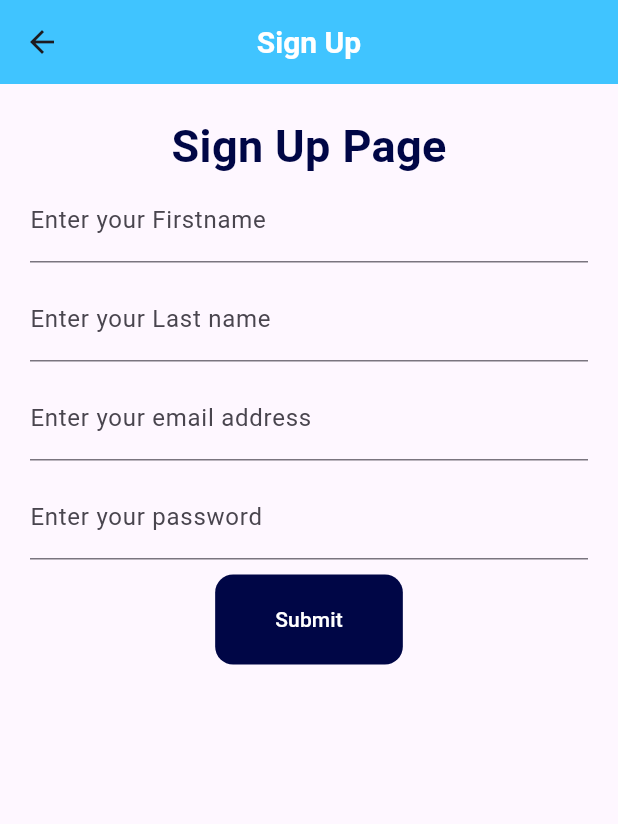
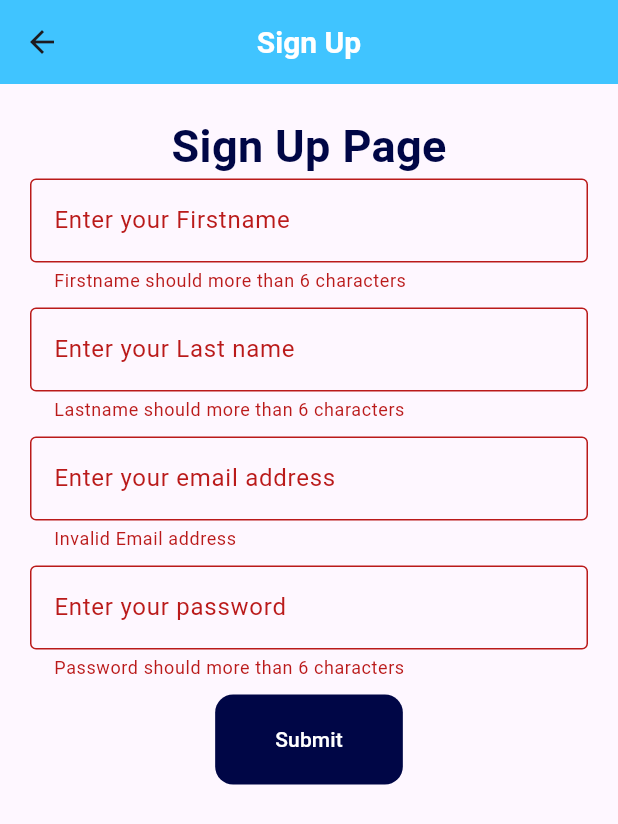
Before and after one commit to ukpongjoseph/DigiKlone, a Flutter app: the Signup screen opened by its route, after a tap on "Submit", on a phone screen of 412 x 824 dp. Shown: the top 824 px of the screen. Run offline on Flutter 3.47's test engine with Material 3 defaults, Android fonts, the phone set to English and light mode, and no system bars.

Commit message:
Initial commit

```diff
--- a/lib/folders/sign_up.dart
+++ b/lib/folders/sign_up.dart
@@ -45,26 +45,80 @@ class _SignupState extends State<Signup> {
                 child: Column(
                   children: [
                     TextFormField(
-                      decoration: InputDecoration(labelText: "Enter your Firstname"),
+                      decoration: InputDecoration(
+                        labelText: "Enter your Firstname",
+                        hintText: "first name",
+                        border: OutlineInputBorder()
+                      ),
+                      validator: (value){
+                        if(value == null){
+                          return "Firstname cannot be empty";
+                        }else if(value.length < 6){
+                          return "Firstname should more than 6 characters";
+                        }else{
+                          return null;
+                        }
+                      },
                     ),
                     SizedBox(height: 10.0,),
                     TextFormField(
-                      decoration: InputDecoration(labelText: "Enter your Last name"),
+                      decoration: InputDecoration(
+                        labelText: "Enter your Last name",
+                        hintText: "last name",
+                        border: OutlineInputBorder()
+                      ),
+                        validator: (value){
+                        if(value == null){
+                          return "Lastname cannot be empty";
+                        }else if(value.length < 6){
+                          return "Lastname should more than 6 characters";
+                        }else{
+                          return null;
+                        }
+                      },
                     ),
                     SizedBox(height: 10.0,),
                     TextFormField(
-                      decoration: InputDecoration(labelText: "Enter your email address"),
+                      decoration: InputDecoration(
+                        labelText: "Enter your email address",
+                        hintText: "email address",
+                        border: OutlineInputBorder()
+                      ),
+                      validator: (value){
+                        if(value == null){
+                          return "E-mail cannot be empty";
+                        }else if(!value.contains("@")){
+                          return "Invalid Email address";
+                        }else{
+                          return null;
+                        }
+                      },
                     ),
                     SizedBox(height: 10.0,),
                     TextFormField(
-                      decoration: InputDecoration(labelText: "Enter your password"),
+                      decoration: InputDecoration(
+                        labelText: "Enter your password",
+                        hintText: "password",
+                        border: OutlineInputBorder()
+                      ),
+                        validator: (value){
+                        if(value == null){
+                          return "Password cannot be empty";
+                        }else if(value.length < 6){
+                          return "Password should more than 6 characters";
+                        }else{
+                          return null;
+                        }
+                      },
                       obscureText: true,
                     ),
                     SizedBox(height: 10.0,),
                      FilledButton(
                       onPressed: (){
-
-
+                        if(_formKey.currentState!.validate()){
+                          print("Valid form");
+                          _formKey.currentState!.reset();
+                        }
                       },
                       style: ElevatedButton.styleFrom(
                         shape: RoundedRectangleBorder(
```
